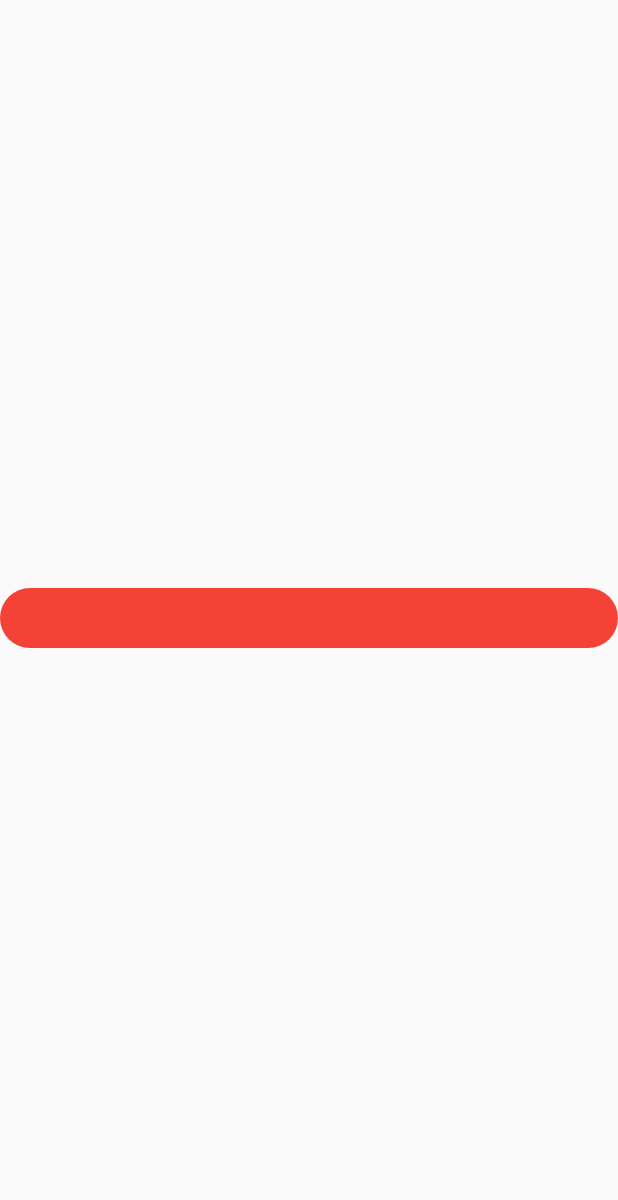
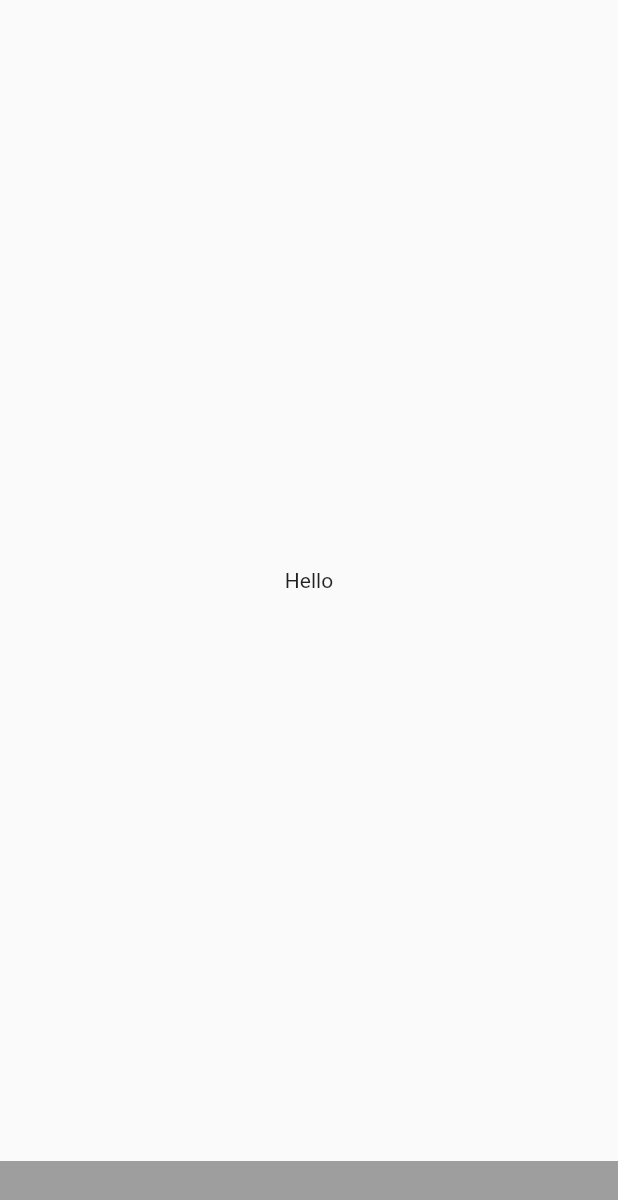
Before and after one commit to koukibadr/Shaped-Bottom-Bar, a Flutter app: the screen it shows after launch, on a phone screen of 412 x 824 dp. Shown: the top 1200 px of the screen. Run offline on Flutter 3.47's test engine with Material 2 defaults, Android fonts, the phone set to English and light mode, and no system bars.

Commit message:
add container widget with initial parameters

```diff
--- a/example/lib/main.dart
+++ b/example/lib/main.dart
@@ -15,11 +15,13 @@ class MyApp extends StatelessWidget {
         primarySwatch: Colors.blue,
       ),
       home: Scaffold(
+        bottomNavigationBar: ShapedBottomBar(
+          backgroundColor: Colors.grey,
+          items: [Container(),Container()]
+        ),
         body: Container(
           width: double.infinity,
-          child: Center(
-           child: ShapedBottomBar(),
-          ),
+          child: Center(child: Text("Hello")),
         ),
       ),
     );
--- a/lib/shaped_bottom_bar.dart
+++ b/lib/shaped_bottom_bar.dart
@@ -1,17 +1,44 @@
 library shaped_bottom_bar;
 
 import 'package:flutter/material.dart';
+import 'package:shaped_bottom_bar/utils/shapes.dart';
 
-class ShapedBottomBar extends StatelessWidget {
+class ShapedBottomBar extends StatefulWidget {
+  final double height;
+  final Color backgroundColor;
+  final bool withRoundCorners;
+  final double? width;
+  final BorderRadius? cornerRadius;
+  final List<Widget> items;
+  final ShapeType shape;
+
+  ShapedBottomBar(
+      {required this.items,
+      this.height = 50,
+      this.width,
+      this.backgroundColor = Colors.white,
+      this.withRoundCorners = false,
+      this.cornerRadius,
+      this.shape = ShapeType.NONE}) {
+    if (this.withRoundCorners) {
+      assert(this.cornerRadius != null);
+    }
+  }
+
+  @override
+  _ShapedBottomBarState createState() => _ShapedBottomBarState();
+}
+
+class _ShapedBottomBarState extends State<ShapedBottomBar> {
   @override
   Widget build(BuildContext context) {
     return Container(
-      width: double.infinity,
-      height: 40,
+      width: this.widget.width ?? MediaQuery.of(context).size.width,
+      height: this.widget.height,
       decoration: BoxDecoration(
-        borderRadius: BorderRadius.circular(20),
-        color: Colors.red
-      ),
+          color: this.widget.backgroundColor,
+          borderRadius:
+              this.widget.withRoundCorners ? this.widget.cornerRadius : null),
     );
   }
 }
--- /dev/null
+++ b/lib/utils/shapes.dart
@@ -0,0 +1,7 @@
+enum ShapeType {
+  NONE,
+  SQUARE,
+  HEXAGONE,
+  CIRCLE,
+  TRIANGLE
+}
--- a/pubspec.yaml
+++ b/pubspec.yaml
@@ -5,7 +5,7 @@ author:
 homepage:
 
 environment:
-  sdk: ">=2.7.0 <3.0.0"
+  sdk: '>=2.12.0 <3.0.0'
   flutter: ">=1.17.0"
 
 dependencies:
```
Also changed, not shown: pubspec.lock.
